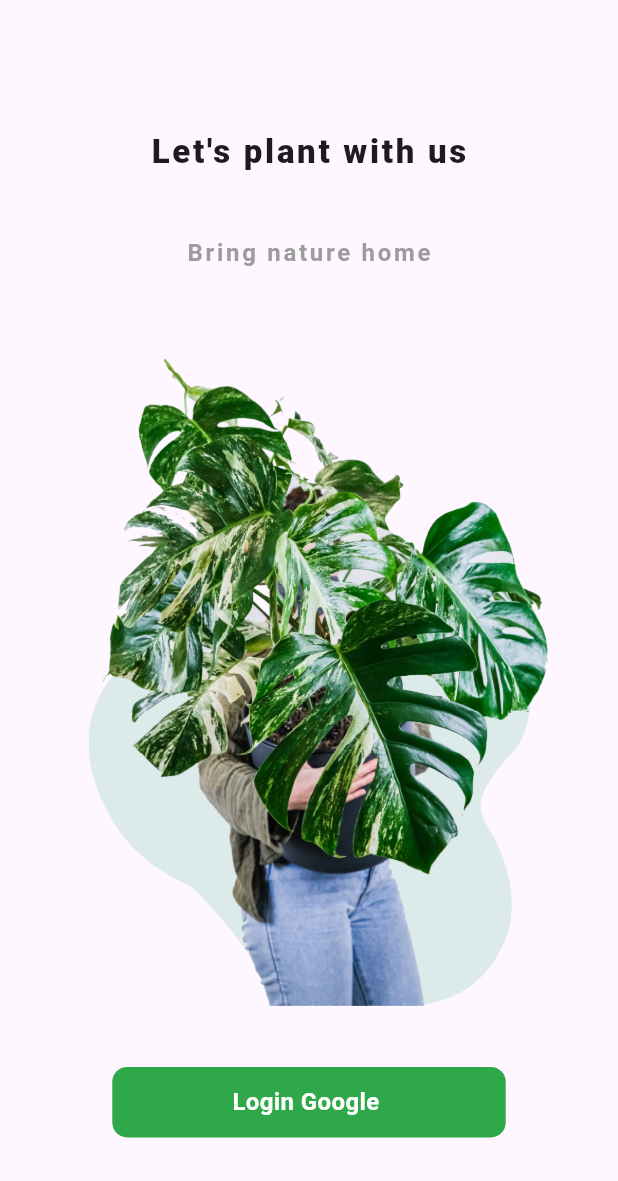
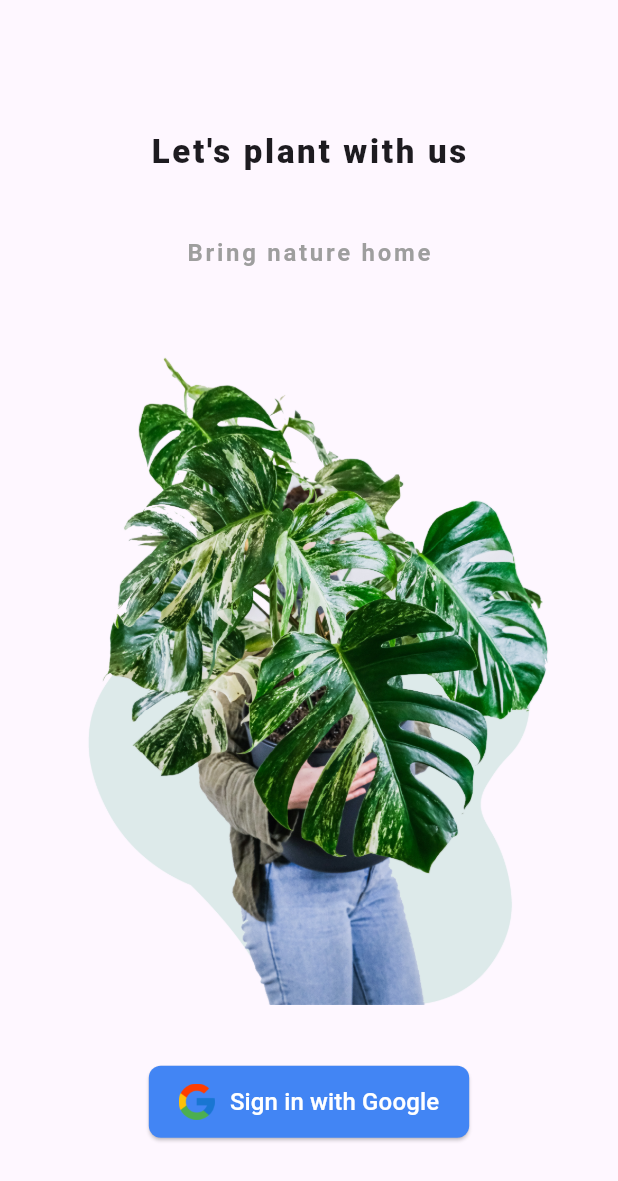
Before and after one commit to fadliRafidan/ILoveFlutter, a Flutter app: the screen it shows after launch, on a phone screen of 412 x 824 dp. Shown: the top 1181 px of the screen. Run offline on Flutter 3.47's test engine with Material 3 defaults, Android fonts, the phone set to English and light mode, and no system bars; our stand-ins replace google_sign_in, supabase_flutter; accounts and stored records are empty; Roboto replaces fonts that are missing (Gilroy).

Commit message:
add google signin

```diff
--- a/lib/main.dart
+++ b/lib/main.dart
@@ -1,13 +1,18 @@
 import 'package:flutter/material.dart';
-
+import 'package:supabase_flutter/supabase_flutter.dart';
 import 'page/splash_page.dart';
 
-void main() {
+void main() async {
+  await Supabase.initialize(
+    url: 'https://uwhujyhibqeresplhgmb.supabase.co',
+    anonKey:
+        'eyJhbGciOiJIUzI1NiIsInR5cCI6IkpXVCJ9.eyJpc3MiOiJzdXBhYmFzZSIsInJlZiI6InV3aHVqeWhpYnFlcmVzcGxoZ21iIiwicm9sZSI6ImFub24iLCJpYXQiOjE3Mjc1NDAzMzgsImV4cCI6MjA0MzExNjMzOH0.wM4QECt2pHc6UoD2KzlKZtJj0ZcdEwKHNF3C_GF6sMk',
+  );
   runApp(const MyApp());
 }
 
 class MyApp extends StatelessWidget {
-  const MyApp({Key? key}) : super(key: key);
+  const MyApp({super.key});
 
   // This widget is the root of your application.
   @override
--- a/lib/page/splash_page.dart
+++ b/lib/page/splash_page.dart
@@ -1,10 +1,93 @@
-import 'dart:ui';
+import 'dart:io';
+
+import 'package:flutter/foundation.dart';
 import 'package:flutter/material.dart';
-import 'package:flutter_application_1/core/color.dart';
 import 'package:flutter_application_1/widgets/bottom_nav.dart';
+import 'package:google_sign_in/google_sign_in.dart';
+import 'package:supabase_flutter/supabase_flutter.dart';
 
-class SplashPage extends StatelessWidget {
-  const SplashPage({Key? key}) : super(key: key);
+final supabase = Supabase.instance.client;
+
+class SplashPage extends StatefulWidget {
+  const SplashPage({super.key});
+
+  @override
+  _SplashPageState createState() => _SplashPageState();
+}
+
+class _SplashPageState extends State<SplashPage> {
+  String? _userId;
+
+  Future<void> _onGoogleSignIn() async {
+    const webClientId =
+        '938462646069-pg436g6633kf074sssanq96ov8q8rs4f.apps.googleusercontent.com';
+
+    /// iOS Client ID yang Anda daftarkan di Google Cloud.
+    const iosClientId =
+        '938462646069-8o1ucmg6lpmnt1cls6pkbn13ac9129jn.apps.googleusercontent.com';
+
+    final GoogleSignIn googleSignIn = GoogleSignIn(
+      clientId: iosClientId,
+      serverClientId: webClientId,
+    );
+
+    // Google sign in
+    final googleUser = await googleSignIn.signIn();
+    if (googleUser == null) {
+      throw 'Sign-In Canceled';
+    }
+
+    final googleAuth = await googleUser.authentication;
+    final accessToken = googleAuth.accessToken;
+    final idToken = googleAuth.idToken;
+
+    if (accessToken == null) {
+      throw 'No Access Token found.';
+    }
+    if (idToken == null) {
+      throw 'No ID Token found.';
+    }
+
+    try {
+      final response = await supabase.auth.signInWithIdToken(
+          idToken: idToken,
+          accessToken: accessToken,
+          provider: OAuthProvider.google);
+      setState(() {
+        _userId = response.user?.id;
+      });
+
+      // Arahkan pengguna ke halaman BottomNavBar jika login berhasil
+      if (_userId != null) {
+        Navigator.push(
+          context,
+          MaterialPageRoute(
+            builder: (builder) => const BottomNavBar(),
+          ),
+        );
+      }
+    } catch (e) {
+      print('Error: $e');
+    }
+  }
+
+  @override
+  void initState() {
+    super.initState();
+    supabase.auth.onAuthStateChange.listen((data) {
+      setState(() {
+        _userId = data.session?.user.id;
+      });
+      if (data.session?.user.id != null) {
+        Navigator.push(
+          context,
+          MaterialPageRoute(
+            builder: (builder) => const BottomNavBar(),
+          ),
+        );
+      }
+    });
+  }
 
   @override
   Widget build(BuildContext context) {
@@ -24,7 +107,7 @@ class SplashPage extends StatelessWidget {
           const Text(
             'Bring nature home',
             style: TextStyle(
-              color: grey,
+              color: Colors.grey,
               fontSize: 16,
               letterSpacing: 1.8,
               fontWeight: FontWeight.w600,
@@ -35,30 +118,39 @@ class SplashPage extends StatelessWidget {
             width: 450,
             child: Image.asset('assets/images/Asset1.png'),
           ),
-          GestureDetector(
-            onTap: () {
-              Navigator.push(
-                  context,
-                  MaterialPageRoute(
-                      builder: (builder) => const BottomNavBar()));
+          ElevatedButton(
+            onPressed: () async {
+              if (!kIsWeb && (Platform.isAndroid || Platform.isIOS)) {
+                return _onGoogleSignIn();
+              }
+              await supabase.auth.signInWithOAuth((OAuthProvider.google));
             },
-            child: Container(
+            style: ElevatedButton.styleFrom(
+              backgroundColor:
+                  const Color(0xFF4285F4), // Warna latar belakang biru Google
               padding: const EdgeInsets.symmetric(
-                horizontal: 80.0,
-                vertical: 12.0,
+                  vertical: 12.0, horizontal: 20.0), // Padding
+              shape: RoundedRectangleBorder(
+                borderRadius: BorderRadius.circular(8.0), // Sudut membulat
               ),
-              decoration: BoxDecoration(
-                color: green,
-                borderRadius: BorderRadius.circular(10.0),
-              ),
-              child: const Text(
-                'Login Google ',
-                style: TextStyle(
-                  color: white,
-                  fontSize: 16,
-                  fontWeight: FontWeight.w600,
+            ),
+            child: Row(
+              mainAxisSize: MainAxisSize.min,
+              children: [
+                Image.asset(
+                  'assets/icons/google_icon.png', // Ganti dengan path ke ikon Google Anda
+                  height: 24.0, // Ukuran ikon
+                  width: 24.0,
                 ),
-              ),
+                const SizedBox(width: 10), // Spasi antara ikon dan teks
+                const Text(
+                  'Sign in with Google',
+                  style: TextStyle(
+                    fontSize: 16.0,
+                    color: Colors.white, // Warna teks putih
+                  ),
+                ),
+              ],
             ),
           ),
           const SizedBox(height: 5),
--- a/pubspec.yaml
+++ b/pubspec.yaml
@@ -37,6 +37,8 @@ dependencies:
   cupertino_icons: ^1.0.8
   google_fonts: ^6.2.1
   transparent_image: ^2.0.1
+  google_sign_in: ^6.2.1
+  supabase_flutter: ^2.6.0
 
 dev_dependencies:
   flutter_test:
```
Also changed, not shown: lib/page/home_page.dart (+17 -27 lines), lib/page/profil_screen.dart (+49 -13 lines), assets/icons/google_icon.png (added), 2 other files.
